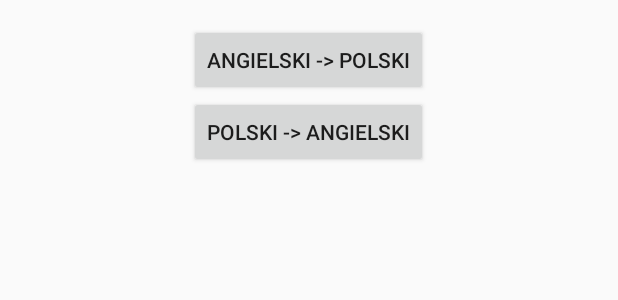
After one commit to Busiu/Flashcards, an Android app: the layout dialog_flashcard_game_options.xml on its own in the app's theme, with its tools: preview values and no code run, on a phone screen of 412 x 824 dp. The commit adds this screen. Shown: the top 300 px of the screen. Run offline under Robolectric (Android 15) with nearby library versions, the phone set to English and light mode, and no system bars.

Commit message:
Add FlashcardGameOptionsDialog.

```diff
--- /dev/null
+++ b/app/src/main/java/com/example/flashcards/model/FlashcardGameType.java
@@ -0,0 +1,6 @@
+package com.example.flashcards.model;
+
+public enum FlashcardGameType {
+    ENGLISH_TO_POLISH,
+    POLISH_TO_ENGLISH
+}
--- a/app/src/main/java/com/example/flashcards/utils/ChosenObjects.java
+++ b/app/src/main/java/com/example/flashcards/utils/ChosenObjects.java
@@ -1,9 +1,11 @@
 package com.example.flashcards.utils;
 
 import com.example.flashcards.model.CompartmentType;
+import com.example.flashcards.model.FlashcardGameType;
 
 public class ChosenObjects {
 
     public static CompartmentType currentlyChosenCompartmentType = null;
     public static String currentlyChosenCategory = null;
+    public static FlashcardGameType currentlyChosenFlashcardGameType = null;
 }
--- /dev/null
+++ b/app/src/main/res/layout/dialog_flashcard_game_options.xml
@@ -0,0 +1,22 @@
+<?xml version="1.0" encoding="utf-8"?>
+<RelativeLayout xmlns:android="http://schemas.android.com/apk/res/android"
+    android:layout_width="match_parent"
+    android:layout_height="match_parent"
+    android:padding="16dp" >
+
+    <Button
+        android:id="@+id/button_flashcard_game_english_to_polish"
+        android:layout_width="wrap_content"
+        android:layout_height="wrap_content"
+        android:layout_centerHorizontal="true"
+        android:text="angielski -> polski" />
+
+    <Button
+        android:id="@+id/button_flashcard_game_polish_to_english"
+        android:layout_width="wrap_content"
+        android:layout_height="wrap_content"
+        android:layout_below="@id/button_flashcard_game_english_to_polish"
+        android:layout_centerHorizontal="true"
+        android:text="polski -> angielski" />
+
+</RelativeLayout>
```
Also changed, not shown: app/src/main/java/com/example/flashcards/dialogs/CategoryOptionsDialog.java (+13 -2 lines), app/src/main/java/com/example/flashcards/dialogs/FlashcardGameOptionsDialog.java (added, +59 -0 lines).
